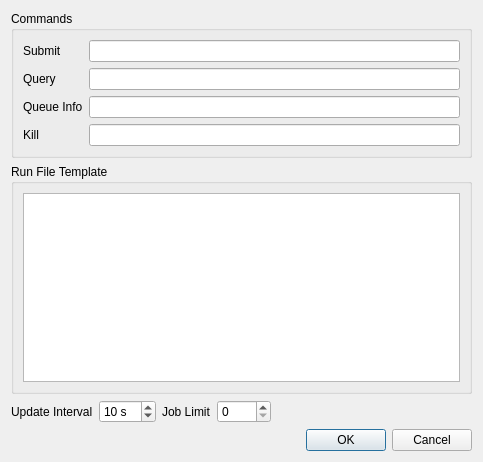
The window that src/Process/QueueOptionsDialog.ui (nutjunkie/IQmol) describes before a commit, drawn with Qt 5.
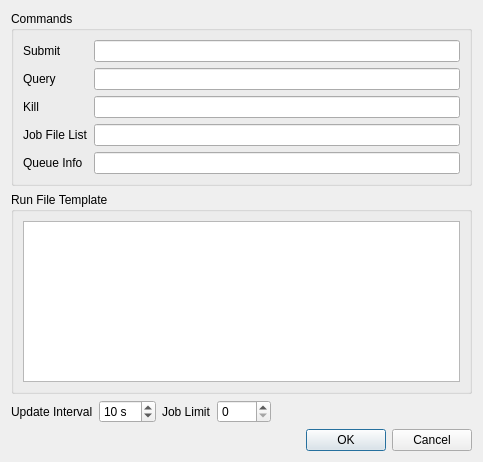
The same window after the commit.

What changed in the file:
```diff
--- a/src/Process/QueueOptionsDialog.ui
+++ b/src/Process/QueueOptionsDialog.ui
@@ -37,13 +37,6 @@
         </property>
        </widget>
       </item>
-      <item row="2" column="0">
-       <widget class="QLabel" name="queueInfoLabel">
-        <property name="text">
-         <string>Queue Info</string>
-        </property>
-       </widget>
-      </item>
       <item row="0" column="0">
        <widget class="QLabel" name="label_2">
         <property name="text">
@@ -51,15 +44,32 @@
         </property>
        </widget>
       </item>
-      <item row="2" column="1">
-       <widget class="QLineEdit" name="queueInfo"/>
-      </item>
       <item row="0" column="1">
        <widget class="QLineEdit" name="submit"/>
       </item>
       <item row="3" column="1">
        <widget class="QLineEdit" name="kill"/>
       </item>
+      <item row="5" column="0">
+       <widget class="QLabel" name="queueInfoLabel">
+        <property name="text">
+         <string>Queue Info</string>
+        </property>
+       </widget>
+      </item>
+      <item row="5" column="1">
+       <widget class="QLineEdit" name="queueInfo"/>
+      </item>
+      <item row="4" column="0">
+       <widget class="QLabel" name="label">
+        <property name="text">
+         <string>Job File List</string>
+        </property>
+       </widget>
+      </item>
+      <item row="4" column="1">
+       <widget class="QLineEdit" name="jobFileList"/>
+      </item>
      </layout>
     </widget>
    </item>
@@ -76,7 +86,7 @@
 &lt;html&gt;&lt;head&gt;&lt;meta name=&quot;qrichtext&quot; content=&quot;1&quot; /&gt;&lt;style type=&quot;text/css&quot;&gt;
 p, li { white-space: pre-wrap; }
 &lt;/style&gt;&lt;/head&gt;&lt;body style=&quot; font-family:'Lucida Grande'; font-size:13pt; font-weight:400; font-style:normal;&quot;&gt;
-&lt;p style=&quot;-qt-paragraph-type:empty; margin-top:0px; margin-bottom:0px; margin-left:0px; margin-right:0px; -qt-block-indent:0; text-indent:0px;&quot;&gt;&lt;/p&gt;&lt;/body&gt;&lt;/html&gt;</string>
+&lt;p style=&quot; margin-top:0px; margin-bottom:0px; margin-left:0px; margin-right:0px; -qt-block-indent:0; text-indent:0px;&quot;&gt;&lt;br /&gt;&lt;/p&gt;&lt;/body&gt;&lt;/html&gt;</string>
         </property>
        </widget>
       </item>
```
Left out of the diff: 2 changed lines with no effect on the pictures.
